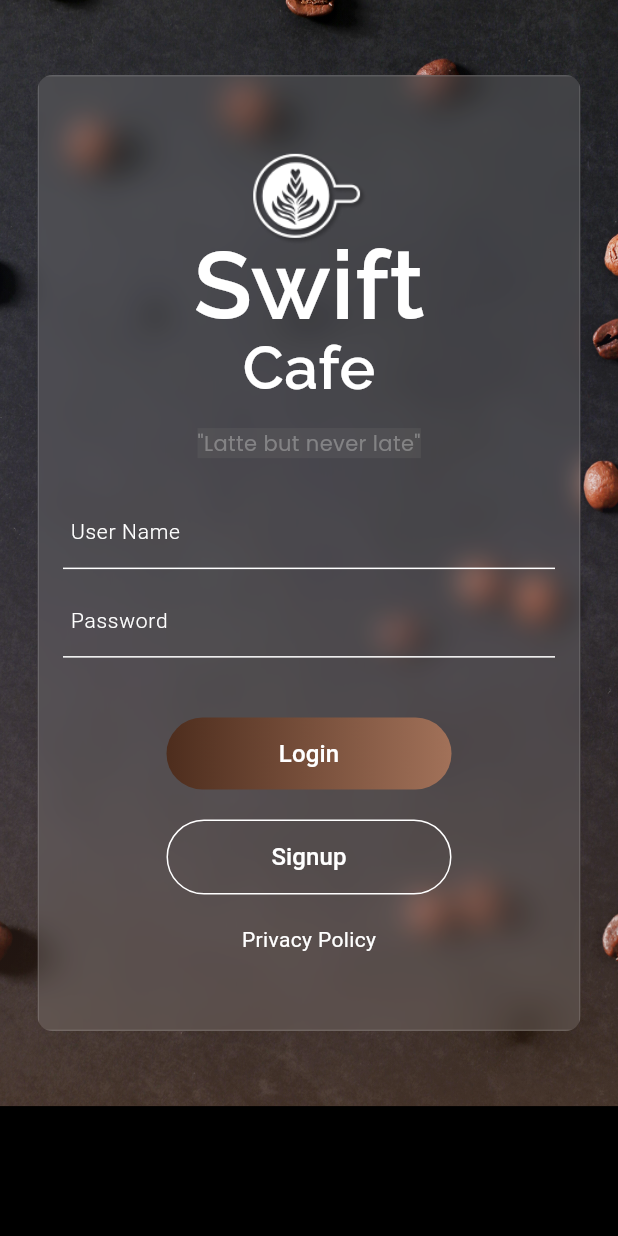
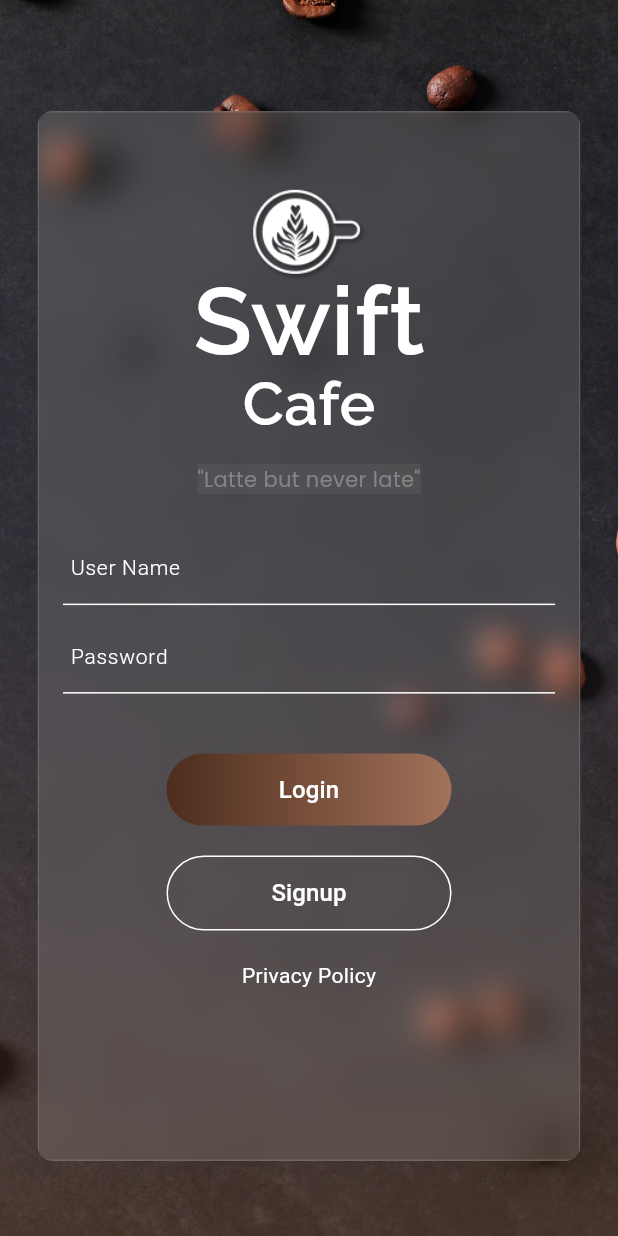
Before and after one commit to Achiket123/assignment_1, a Flutter app: the screen it shows after launch, on a phone screen of 412 x 824 dp. Run offline on Flutter 3.47's test engine with Material 3 defaults, Android fonts, the phone set to English and light mode, and no system bars; missing offline and left inert: simple_floating_bottom_nav_bar.

Commit message:
final commit

```diff
--- a/lib/src/auth/presentation/pages/login_page.dart
+++ b/lib/src/auth/presentation/pages/login_page.dart
@@ -27,11 +27,13 @@ class _LoginPageState extends State<LoginPage> {
   Widget build(BuildContext context) {
     return Scaffold(
       body: Container(
+        height: MediaQuery.of(context).size.height,
         decoration: _loginBackground(),
         child: Container(
           decoration: const BoxDecoration(gradient: AppPalete.loginGradient),
           child: Container(
-            padding: const EdgeInsets.fromLTRB(25, 50, 25, 50),
+            padding: const EdgeInsets.fromLTRB(25, 50, 25, 0),
+            margin: EdgeInsets.only(bottom: 50, top: 24),
             child: Form(
               key: _formKey,
               child: _loginPageContentBlock(
```
